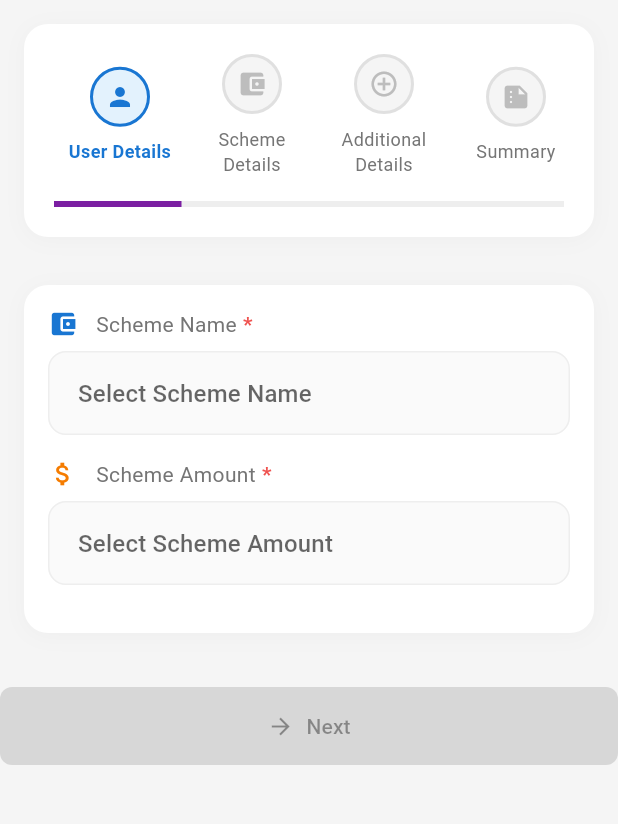
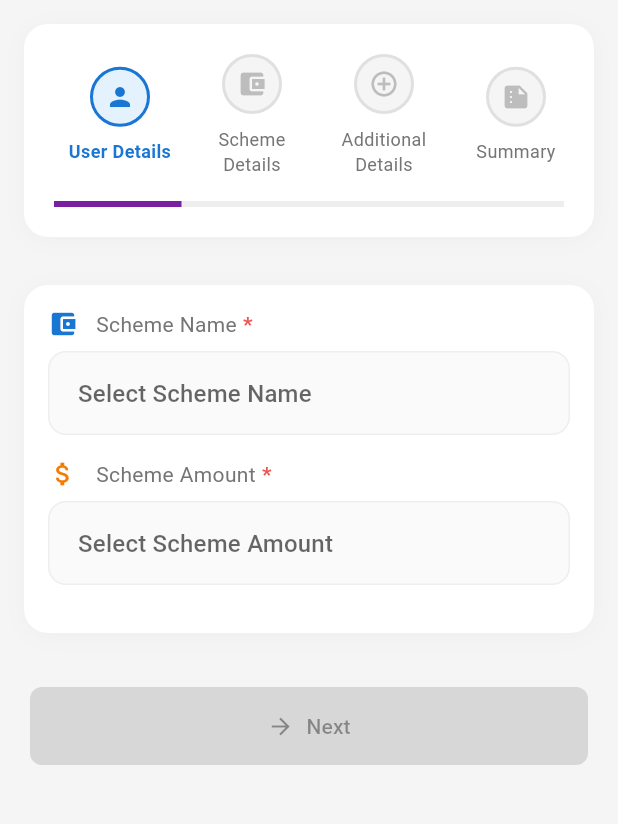
Before and after one commit to hjvnb786/hassanjewellers, a Flutter app: the JoinNewSchemeScreen screen opened directly, swiped to page 2, on a phone screen of 412 x 824 dp, the part 84-908 px from its top. Run offline on Flutter 3.47's test engine with Material 3 defaults, Android fonts, the phone set to English and light mode, and no system bars; our stand-ins replace cloud_firestore, firebase_auth, firebase_core, share_plus, shared_preferences, shimmer and 1 more; missing offline and left inert: ntp; accounts and stored records are empty.

Commit message:
Fix navigation button padding/margin consistency across all steps - Added Container wrapper with padding: EdgeInsets.all(20) to Step 2 (Scheme Details) - Added Container wrapper with padding: EdgeInsets.all(20) to Step 3 (Additional Details) - Ensured consistent left/right margins on all navigation buttons - All four steps now have uniform button layout and spacing

```diff
--- a/lib/Screens/join_new_scheme_screen.dart
+++ b/lib/Screens/join_new_scheme_screen.dart
@@ -386,9 +386,10 @@
                         formData: _formData,
                         onDataChanged: _updateFormData,
                       ),
-                      const SizedBox(height: 20),
                       // Navigation Buttons
-                      Row(
+                      Container(
+                        padding: const EdgeInsets.all(20),
+                        child: Row(
                           children: [
                             if (_currentStep > 0)
                               Expanded(
@@ -421,6 +422,7 @@
                               ),
                             ),
                           ],
+                        ),
                       ),
                     ],
                   ),
@@ -525,9 +527,10 @@
                         formData: _formData,
                         onDataChanged: _updateFormData,
                       ),
-                      const SizedBox(height: 20),
                       // Navigation Buttons
-                      Row(
+                      Container(
+                        padding: const EdgeInsets.all(20),
+                        child: Row(
                           children: [
                             if (_currentStep > 0)
                               Expanded(
@@ -560,6 +563,7 @@
                               ),
                             ),
                           ],
+                        ),
                       ),
                     ],
                   ),
@@ -664,9 +668,10 @@
                         formData: _formData,
                         onConfirm: _onConfirm,
                       ),
-                      const SizedBox(height: 20),
                       // Navigation Buttons
-                      Row(
+                      Container(
+                        padding: const EdgeInsets.all(20),
+                        child: Row(
                           children: [
                             if (_currentStep > 0)
                               Expanded(
@@ -700,6 +705,7 @@
                             ),
                           ],
                         ),
+                      ),
                     ],
                   ),
                 ),
```
Lines whose indentation alone changed are shown as unchanged.
